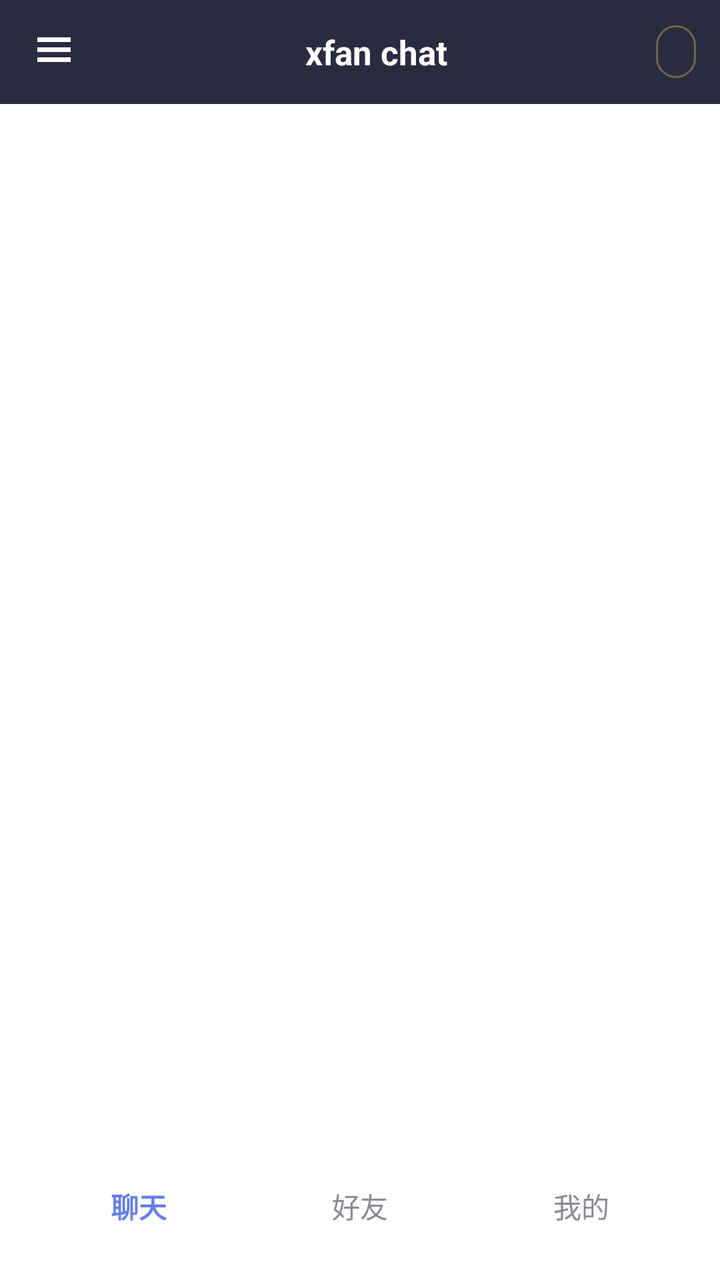
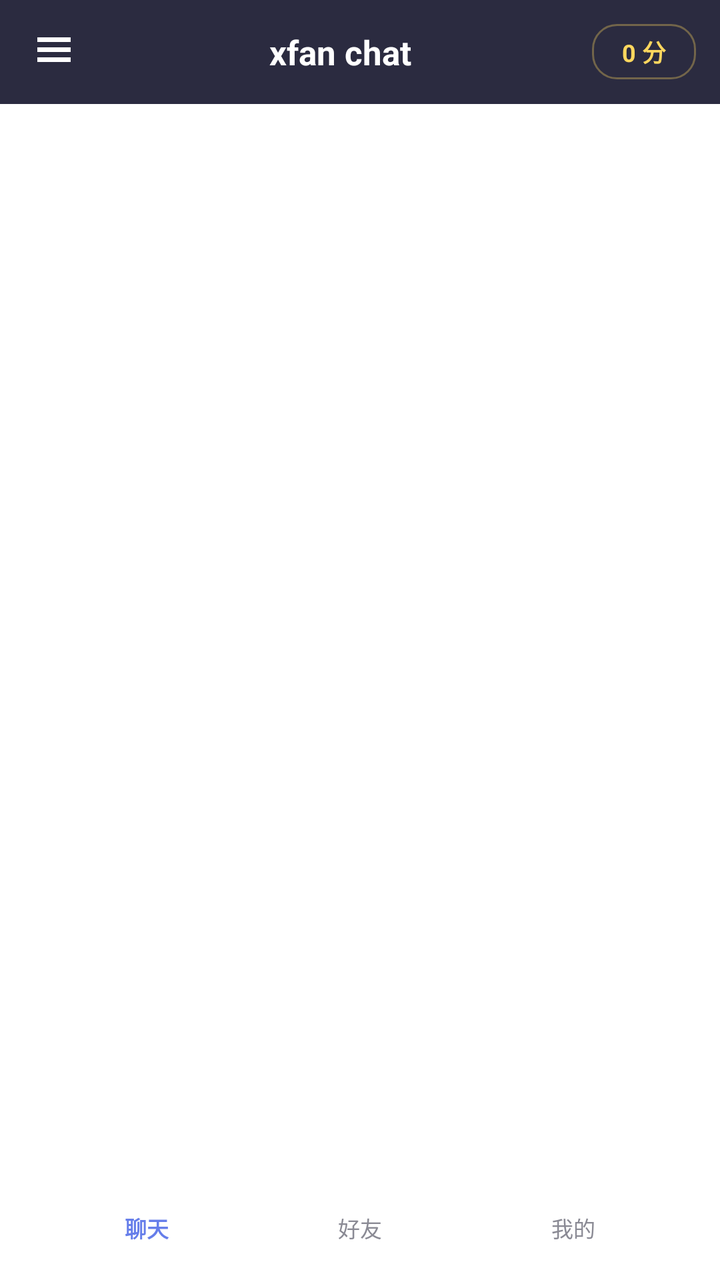

Two renders of the same Android screen: before a commit and after it. Below are the layout's source before the change and the commit's diff.
<!-- AndroidManifest.xml: application theme AppTheme -->
<!-- res/layout/activity_main.xml -->
<?xml version="1.0" encoding="utf-8"?>
<FrameLayout xmlns:android="http://schemas.android.com/apk/res/android"
    android:layout_width="match_parent"
    android:layout_height="match_parent"
>

    
    <LinearLayout
        android:layout_width="match_parent"
        android:layout_height="match_parent"
        android:orientation="vertical">

        <LinearLayout
            android:id="@+id/topBar"
            android:layout_width="match_parent"
            android:layout_height="52dp"
            android:background="@color/primary"
            android:gravity="center_vertical"
            android:orientation="horizontal"
            android:paddingLeft="6dp"
            android:paddingRight="12dp">

            <ImageButton
                android:id="@+id/btnDrawer"
                android:layout_width="42dp"
                android:layout_height="42dp"
                android:background="@null"
                android:contentDescription="@string/drawer_title"
                android:src="@drawable/ic_menu"
                android:tint="@color/text_light" />

            <TextView
                android:id="@+id/tvTitle"
                android:layout_width="0dp"
                android:layout_height="wrap_content"
                android:layout_weight="1"
                android:gravity="center"
                android:text="@string/app_name"
                android:textColor="@color/text_light"
                android:textSize="17sp"
                android:textStyle="bold" />

            
            <TextView
                android:id="@+id/tvPoints"
                android:layout_width="wrap_content"
                android:layout_height="wrap_content"
                android:background="@drawable/bg_top_chip"
                android:paddingLeft="10dp"
                android:paddingTop="5dp"
                android:paddingRight="10dp"
                android:paddingBottom="5dp"
                android:textColor="#FFD75E"
                android:textSize="12sp"
                android:textStyle="bold" />
        </LinearLayout>

        <FrameLayout
            android:id="@+id/content"
            android:layout_width="match_parent"
            android:layout_height="0dp"
            android:layout_weight="1" />

        
        <FrameLayout
            android:id="@+id/dockWrap"
            android:layout_width="match_parent"
            android:layout_height="66dp"
            android:paddingLeft="14dp"
            android:paddingTop="6dp"
            android:paddingRight="14dp"
            android:paddingBottom="14dp">

            
            <FrameLayout
                android:id="@+id/dockGlass"
                android:layout_width="match_parent"
                android:layout_height="match_parent" />

            
            <View
                android:id="@+id/dockIndicator"
                android:layout_width="0dp"
                android:layout_height="match_parent"
                android:layout_gravity="center_vertical"
                android:background="@drawable/bg_dock_pill"
                android:visibility="invisible" />

            <LinearLayout
                android:id="@+id/bottomBar"
                android:layout_width="match_parent"
                android:layout_height="match_parent"
                android:background="@null"
                android:orientation="horizontal">

                <TextView
                    android:id="@+id/tabChat"
                    android:layout_width="0dp"
                    android:layout_height="match_parent"
                    android:layout_weight="1"
                    android:gravity="center"
                    android:text="@string/tab_chat"
                    android:textColor="@color/accent"
                    android:textSize="14sp"
                    android:textStyle="bold" />

                <TextView
                    android:id="@+id/tabFriends"
                    android:layout_width="0dp"
                    android:layout_height="match_parent"
                    android:layout_weight="1"
                    android:gravity="center"
                    android:text="@string/tab_friends"
                    android:textColor="@color/text_sub"
                    android:textSize="14sp" />

                <TextView
                    android:id="@+id/tabMe"
                    android:layout_width="0dp"
                    android:layout_height="match_parent"
                    android:layout_weight="1"
                    android:gravity="center"
                    android:text="@string/tab_me"
                    android:textColor="@color/text_sub"
                    android:textSize="14sp" />
            </LinearLayout>
        </FrameLayout>
    </LinearLayout>

    
    <FrameLayout
        android:id="@+id/drawerRoot"
        android:layout_width="match_parent"
        android:layout_height="match_parent"
        android:visibility="gone">

        <View
            android:id="@+id/drawerMask"
            android:layout_width="match_parent"
            android:layout_height="match_parent"
            android:background="@color/mask" />

        <LinearLayout
            android:id="@+id/drawerPanel"
            android:layout_width="270dp"
            android:layout_height="match_parent"
            android:layout_gravity="start"
            android:background="@color/bg_drawer"
            android:orientation="vertical">

            <TextView
                android:layout_width="match_parent"
                android:layout_height="52dp"
                android:background="@color/primaryDark"
                android:gravity="center_vertical"
                android:paddingLeft="16dp"
                android:text="@string/drawer_title"
                android:textColor="@color/text_drawer"
                android:textSize="16sp"
                android:textStyle="bold" />

            <ScrollView
                android:layout_width="match_parent"
                android:layout_height="0dp"
                android:layout_weight="1">

                <LinearLayout
                    android:id="@+id/drawerBody"
                    android:layout_width="match_parent"
                    android:layout_height="wrap_content"
                    android:orientation="vertical"
                    android:padding="12dp" />
            </ScrollView>
        </LinearLayout>
    </FrameLayout>
</FrameLayout>
<!-- resources referenced by this layout -->
<resources>
  <color name="accent">#667EEA</color>
  <color name="bg_drawer">#232336</color>
  <color name="mask">#99000000</color>
  <color name="primary">#2B2B40</color>
  <color name="primaryDark">#1B1B28</color>
  <color name="text_drawer">#5FE3F0</color>
  <color name="text_light">#FFFFFF</color>
  <color name="text_sub">#8A8A94</color>
  <!-- drawable bg_dock_pill (drawable) -->
  <?xml version="1.0" encoding="utf-8"?>
  <shape xmlns:android="http://schemas.android.com/apk/res/android"
      android:shape="rectangle">
      <gradient
          android:angle="270"
          android:endColor="#CC1B3A6B"
          android:startColor="#F22B4E8F"
          android:type="linear" />
      <stroke
          android:width="1dp"
          android:color="#99FFFFFF" />
      <corners android:radius="22dp" />
  </shape>
  <!-- drawable bg_top_chip (drawable) -->
  <?xml version="1.0" encoding="utf-8"?>
  <shape xmlns:android="http://schemas.android.com/apk/res/android"
      android:shape="rectangle">
      <solid android:color="#00000000" />
      <stroke android:width="1dp" android:color="#55FFD75E" />
      <corners android:radius="12dp" />
  </shape>
  <string name="app_name">xfan chat</string>
  <string name="drawer_title">个性化</string>
  <string name="tab_chat">聊天</string>
  <string name="tab_friends">好友</string>
  <string name="tab_me">我的</string>
  <color name="bg">#FFFFFF</color>
  <!-- unchanged entries left out for length: 2 -->
</resources>

<!-- the commit's change to res/layout/activity_main.xml (unified diff, before → after) -->
@@ -34,7 +34,9 @@
                 android:layout_width="0dp"
                 android:layout_height="wrap_content"
                 android:layout_weight="1"
+                android:ellipsize="end"
                 android:gravity="center"
+                android:maxLines="1"
                 android:text="@string/app_name"
                 android:textColor="@color/text_light"
                 android:textSize="17sp"
@@ -45,14 +47,22 @@
                 android:id="@+id/tvPoints"
                 android:layout_width="wrap_content"
                 android:layout_height="wrap_content"
+                android:layout_marginLeft="4dp"
+                android:layout_weight="0"
                 android:background="@drawable/bg_top_chip"
+                android:ellipsize="end"
+                android:gravity="center"
+                android:maxLines="1"
+                android:minWidth="52dp"
                 android:paddingLeft="10dp"
                 android:paddingTop="5dp"
                 android:paddingRight="10dp"
                 android:paddingBottom="5dp"
+                android:text="0 分"
                 android:textColor="#FFD75E"
                 android:textSize="12sp"
-                android:textStyle="bold" />
+                android:textStyle="bold"
+                android:visibility="visible" />
         </LinearLayout>
 
         <FrameLayout
@@ -91,38 +101,86 @@
                 android:layout_width="match_parent"
                 android:layout_height="match_parent"
                 android:background="@null"
-                android:orientation="horizontal">
-
-                <TextView
+                android:orientation="horizontal"
+                android:paddingLeft="6dp"
+                android:paddingRight="6dp">
+
+                
+                <LinearLayout
                     android:id="@+id/tabChat"
                     android:layout_width="0dp"
                     android:layout_height="match_parent"
                     android:layout_weight="1"
                     android:gravity="center"
-                    android:text="@string/tab_chat"
-                    android:textColor="@color/accent"
-                    android:textSize="14sp"
-                    android:textStyle="bold" />
-
-                <TextView
+                    android:orientation="vertical">
+
+                    <ImageView
+                        android:id="@+id/icChat"
+                        android:layout_width="20dp"
+                        android:layout_height="20dp"
+                        android:contentDescription="@string/tab_chat"
+                        android:src="@drawable/ic_tab_chat" />
+
+                    <TextView
+                        android:id="@+id/tvChat"
+                        android:layout_width="wrap_content"
+                        android:layout_height="wrap_content"
+                        android:layout_marginTop="2dp"
+                        android:text="@string/tab_chat"
+                        android:textColor="@color/accent"
+                        android:textSize="11sp"
+                        android:textStyle="bold" />
+                </LinearLayout>
+
+                <LinearLayout
                     android:id="@+id/tabFriends"
                     android:layout_width="0dp"
                     android:layout_height="match_parent"
                     android:layout_weight="1"
                     android:gravity="center"
-                    android:text="@string/tab_friends"
-                    android:textColor="@color/text_sub"
-                    android:textSize="14sp" />
-
-                <TextView
+                    android:orientation="vertical">
+
+                    <ImageView
+                        android:id="@+id/icFriends"
+                        android:layout_width="20dp"
+                        android:layout_height="20dp"
+                        android:contentDescription="@string/tab_friends"
+                        android:src="@drawable/ic_tab_friends" />
+
+                    <TextView
+                        android:id="@+id/tvFriends"
+                        android:layout_width="wrap_content"
+                        android:layout_height="wrap_content"
+                        android:layout_marginTop="2dp"
+                        android:text="@string/tab_friends"
+                        android:textColor="@color/text_sub"
+                        android:textSize="11sp" />
+                </LinearLayout>
+
+                <LinearLayout
                     android:id="@+id/tabMe"
                     android:layout_width="0dp"
                     android:layout_height="match_parent"
                     android:layout_weight="1"
                     android:gravity="center"
-                    android:text="@string/tab_me"
-                    android:textColor="@color/text_sub"
-                    android:textSize="14sp" />
+                    android:orientation="vertical">
+
+                    <ImageView
+                        android:id="@+id/icMe"
+                        android:layout_width="20dp"
+                        android:layout_height="20dp"
+                        android:contentDescription="@string/tab_me"
+                        android:src="@drawable/ic_tab_me" />
+
+                    <TextView
+                        android:id="@+id/tvMe"
+                        android:layout_width="wrap_content"
+                        android:layout_height="wrap_content"
+                        android:layout_marginTop="2dp"
+                        android:text="@string/tab_me"
+                        android:textColor="@color/text_sub"
+                        android:textSize="11sp" />
+                </LinearLayout>
             </LinearLayout>
         </FrameLayout>
     </LinearLayout>
<!-- resource entries referenced after the edit -->
@@ -30,6 +30,79 @@
       <stroke android:width="1dp" android:color="#55FFD75E" />
       <corners android:radius="12dp" />
   </shape>
+  <!-- drawable ic_tab_chat (drawable) -->
+  <?xml version="1.0" encoding="utf-8"?>
+  <layer-list xmlns:android="http://schemas.android.com/apk/res/android">
+      <item
+          android:width="18dp"
+          android:height="14dp"
+          android:gravity="center">
+          <shape android:shape="rectangle">
+              <solid android:color="#FFFFFFFF" />
+              <corners android:radius="4dp" />
+          </shape>
+      </item>
+      <item
+          android:width="6dp"
+          android:height="5dp"
+          android:gravity="bottom|center_horizontal"
+          android:bottom="7dp"
+          android:left="9dp">
+          <rotate android:fromDegrees="45">
+              <shape android:shape="rectangle">
+                  <solid android:color="#FFFFFFFF" />
+              </shape>
+          </rotate>
+      </item>
+  </layer-list>
+  <!-- drawable ic_tab_friends (drawable) -->
+  <?xml version="1.0" encoding="utf-8"?>
+  <layer-list xmlns:android="http://schemas.android.com/apk/res/android">
+      <item
+          android:width="9dp"
+          android:height="9dp"
+          android:gravity="center"
+          android:right="7dp"
+          android:bottom="2dp">
+          <shape android:shape="oval">
+              <solid android:color="#FFFFFFFF" />
+          </shape>
+      </item>
+      <item
+          android:width="11dp"
+          android:height="11dp"
+          android:gravity="center"
+          android:left="6dp"
+          android:top="1dp">
+          <shape android:shape="oval">
+              <solid android:color="#FFFFFFFF" />
+          </shape>
+      </item>
+  </layer-list>
+  <!-- drawable ic_tab_me (drawable) -->
+  <?xml version="1.0" encoding="utf-8"?>
+  <layer-list xmlns:android="http://schemas.android.com/apk/res/android">
+      <item
+          android:width="8dp"
+          android:height="8dp"
+          android:gravity="center_horizontal|top"
+          android:top="3dp">
+          <shape android:shape="oval">
+              <solid android:color="#FFFFFFFF" />
+          </shape>
+      </item>
+      <item
+          android:width="16dp"
+          android:height="8dp"
+          android:gravity="center_horizontal|bottom">
+          <shape android:shape="rectangle">
+              <solid android:color="#FFFFFFFF" />
+              <corners
+                  android:topLeftRadius="8dp"
+                  android:topRightRadius="8dp" />
+          </shape>
+      </item>
+  </layer-list>
   <string name="app_name">xfan chat</string>
   <string name="drawer_title">个性化</string>
   <string name="tab_chat">聊天</string>
